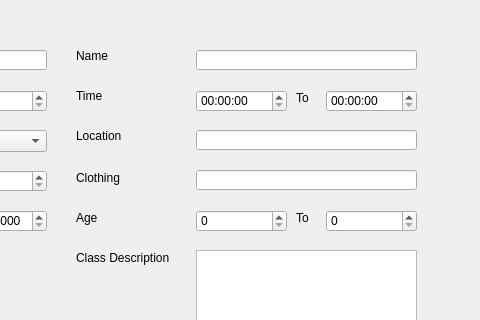
This is together/search_class/Classinfo.ui in SDSMT-CSC464-F15/dancesoft as Qt 5 draws it before an edit; both pictures show x 304 to 784 and y 0 to 320 of the 784 by 465 pixel window. The edited form follows.
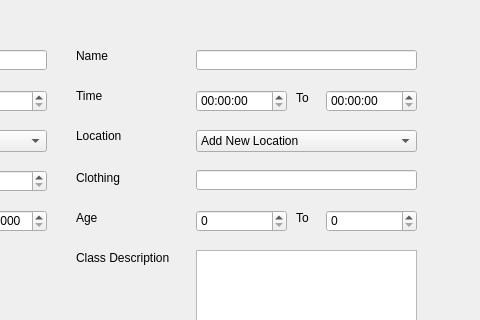
This is the edited form.

Diff of the .ui file:
```diff
--- a/together/search_class/Classinfo.ui
+++ b/together/search_class/Classinfo.ui
@@ -153,16 +153,6 @@
     </rect>
    </property>
   </widget>
-  <widget class="QLineEdit" name="Location_detail_lineEdit">
-   <property name="geometry">
-    <rect>
-     <x>500</x>
-     <y>130</y>
-     <width>221</width>
-     <height>20</height>
-    </rect>
-   </property>
-  </widget>
   <widget class="QLineEdit" name="Name_detail_lineEdit">
    <property name="geometry">
     <rect>
@@ -396,6 +386,21 @@
     </rect>
    </property>
   </widget>
+  <widget class="QComboBox" name="locationComboBox">
+   <property name="geometry">
+    <rect>
+     <x>500</x>
+     <y>130</y>
+     <width>221</width>
+     <height>22</height>
+    </rect>
+   </property>
+   <item>
+    <property name="text">
+     <string>Add New Location</string>
+    </property>
+   </item>
+  </widget>
  </widget>
  <resources/>
  <connections/>
```
